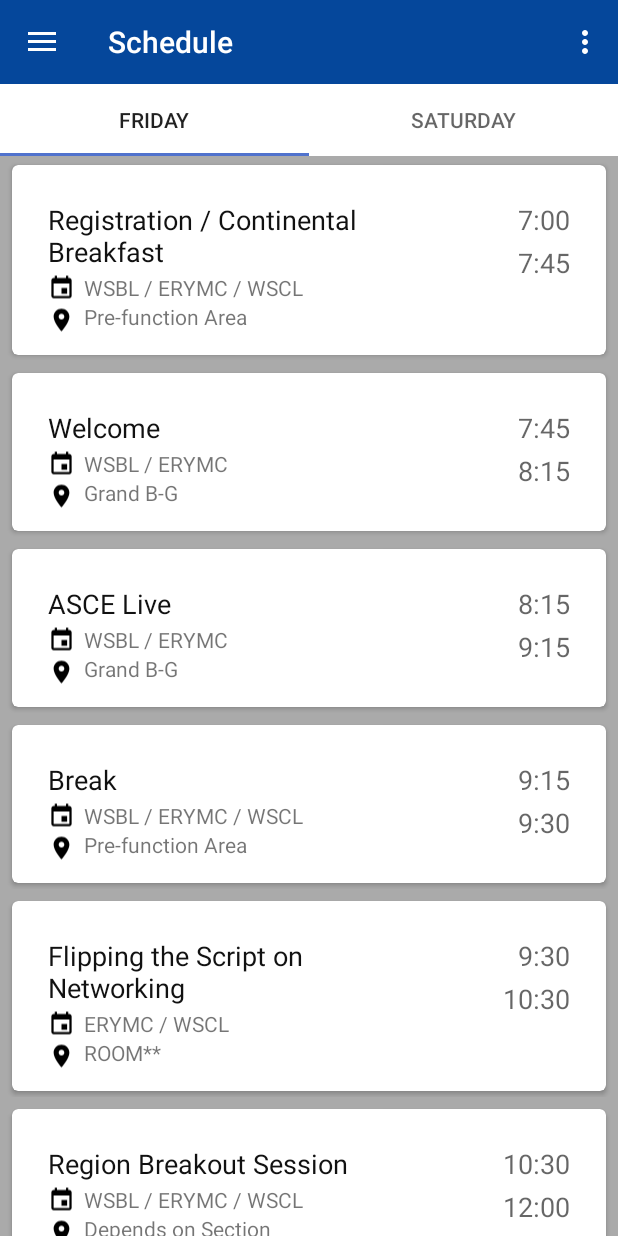
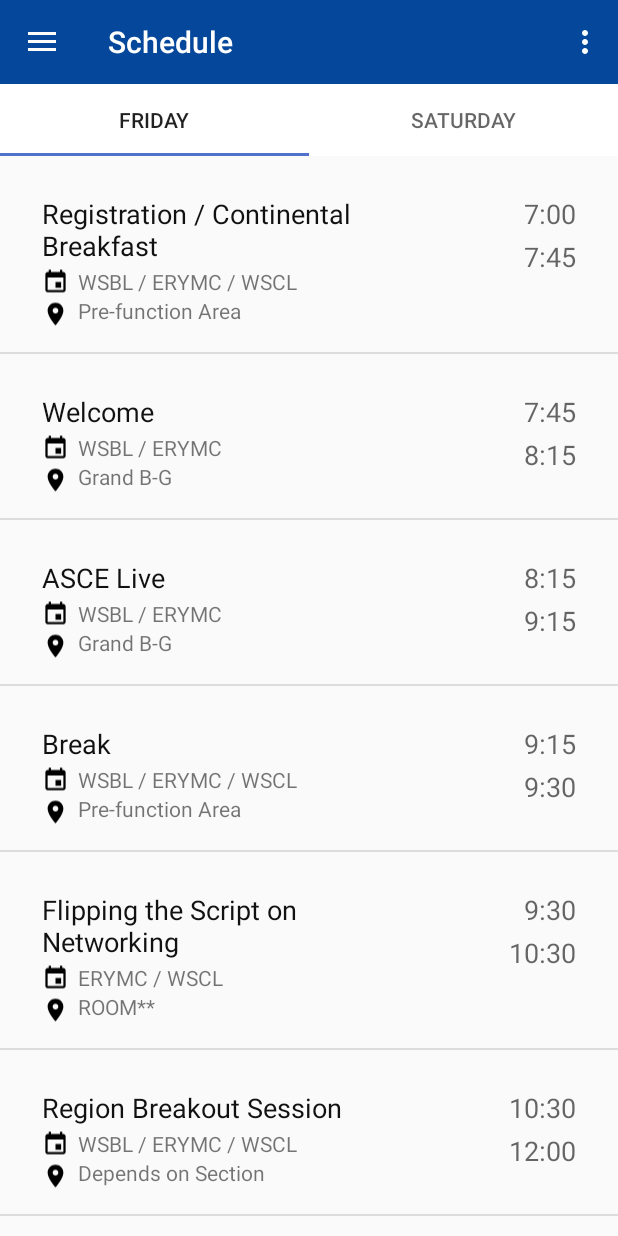
Before and after one commit to tSquaredd/ASCE-Android, an Android app: the screen it shows after launch (MainActivity), after a tap on "Schedule", on a phone screen of 412 x 824 dp. Run offline under Robolectric (Android 15) with nearby library versions, the phone set to English and light mode, and no system bars; our stand-ins replace ButterKnife; libraries missing offline, so code that uses them is left out: com.github.barteksc.pdfviewer, com.twitter.sdk; pictures from the network do not load; Roboto replaces fonts that are not available here; 1 statement that could not run was skipped; 1 other tap on this screen came first.

Commit message:
updated layout of schedule

```diff
--- a/app/src/main/AndroidManifest.xml
+++ b/app/src/main/AndroidManifest.xml
@@ -32,7 +32,6 @@
         <activity android:name=".SearchableActivity" />
         <activity android:name=".EventDetailsActivity" />
         <activity android:name=".EatAndDrinkActivity" />
-        <activity android:name=".SeeAndDoActivity"></activity>
 
         <meta-data
             android:name="preloaded_fonts"
--- a/app/src/main/java/org/ascebuffalo/asce/DayScheduleFragment.java
+++ b/app/src/main/java/org/ascebuffalo/asce/DayScheduleFragment.java
@@ -5,6 +5,7 @@ import android.content.Context;
 import android.content.Intent;
 import android.os.Bundle;
 import android.support.v4.app.Fragment;
+import android.support.v7.widget.DividerItemDecoration;
 import android.support.v7.widget.LinearLayoutManager;
 import android.support.v7.widget.RecyclerView;
 import android.view.LayoutInflater;
@@ -49,8 +50,18 @@ implements ScheduleEventAdapter.ScheduleEventOnClickHandler{
         mEventList = args.getParcelableArrayList("events");
 
 
+
         LinearLayoutManager manager = new LinearLayoutManager(this.getContext());
+
+
+
         mRecyclerView.setLayoutManager(manager);
+
+        DividerItemDecoration dividerItemDecoration = new DividerItemDecoration(
+                mRecyclerView.getContext(),
+                manager.getOrientation()
+        );
+        mRecyclerView.addItemDecoration(dividerItemDecoration);
 
         mRecyclerView.setHasFixedSize(false);
 
--- a/app/src/main/java/org/ascebuffalo/asce/ScheduleFragment.java
+++ b/app/src/main/java/org/ascebuffalo/asce/ScheduleFragment.java
@@ -8,6 +8,7 @@ import android.support.v4.app.Fragment;
 import android.support.v4.app.FragmentManager;
 import android.support.v4.app.FragmentStatePagerAdapter;
 import android.support.v4.view.ViewPager;
+import android.support.v7.widget.DividerItemDecoration;
 import android.view.LayoutInflater;
 import android.view.View;
 import android.view.ViewGroup;
@@ -22,7 +23,7 @@ import Objects.ScheduleEvent;
  */
 public class ScheduleFragment extends Fragment {
 
-    private ScheduleAdapter mScheduleAdapter;
+
     private ViewPager mViewPager;
     private ArrayList<ScheduleEvent> mEventList;
     private TabLayout mTabLayout;
@@ -40,12 +41,12 @@ public class ScheduleFragment extends Fragment {
 
         View result=inflater.inflate(R.layout.fragment_schedule, container, false);
         getActivity().setTitle("Schedule");
-        ViewPager pager=(ViewPager)result.findViewById(R.id.nav_pager);
+        mViewPager =(ViewPager)result.findViewById(R.id.nav_pager);
 
-        pager.setAdapter(new ScheduleAdapter(getActivity(), getChildFragmentManager()));
+        mViewPager.setAdapter(new ScheduleAdapter(getActivity(), getChildFragmentManager()));
 
         mTabLayout = (TabLayout)result.findViewById(R.id.nav_schedule_tabs);
-        mTabLayout.setupWithViewPager(pager);
+        mTabLayout.setupWithViewPager(mViewPager);
 
 
 
@@ -66,20 +67,19 @@ public class ScheduleFragment extends Fragment {
         public Fragment getItem(int position) {
 
             Fragment fragment;
-            ArrayList<ScheduleEvent> eventList;
             Bundle args = new Bundle();
             fragment = new DayScheduleFragment();
 
             if (position == 0){
                 // Friday
-                eventList = ScheduleEvent.fridayScheduleData();
+                mEventList = ScheduleEvent.fridayScheduleData();
 
             } else{
                 // Saturday
-                eventList = ScheduleEvent.saturdayEventSchedule();
+                mEventList = ScheduleEvent.saturdayEventSchedule();
             }
 
-            args.putParcelableArrayList("events", eventList);
+            args.putParcelableArrayList("events", mEventList);
             fragment.setArguments(args);
             return fragment;
         }
--- a/app/src/main/res/layout/fragment_friday_schedule.xml
+++ b/app/src/main/res/layout/fragment_friday_schedule.xml
@@ -2,8 +2,7 @@
     xmlns:tools="http://schemas.android.com/tools"
     android:layout_width="match_parent"
     android:layout_height="match_parent"
-    tools:context="org.ascebuffalo.asce.DayScheduleFragment"
-    android:background="@android:color/darker_gray">
+    tools:context="org.ascebuffalo.asce.DayScheduleFragment">
 
     <android.support.v7.widget.RecyclerView
         android:id="@+id/rv_friday_schedule"
--- a/app/src/main/res/layout/fragment_schedule.xml
+++ b/app/src/main/res/layout/fragment_schedule.xml
@@ -1,24 +1,22 @@
 <LinearLayout xmlns:android="http://schemas.android.com/apk/res/android"
+    xmlns:app="http://schemas.android.com/apk/res-auto"
     xmlns:tools="http://schemas.android.com/tools"
     android:layout_width="match_parent"
     android:layout_height="match_parent"
-    xmlns:app="http://schemas.android.com/apk/res-auto"
-    tools:context="org.ascebuffalo.asce.ScheduleFragment"
     android:orientation="vertical"
-    >
+    tools:context="org.ascebuffalo.asce.ScheduleFragment">
 
     <android.support.design.widget.TabLayout
         android:id="@+id/nav_schedule_tabs"
-      app:tabMode="fixed"
-      app:tabGravity="fill"
         android:layout_width="match_parent"
         android:layout_height="wrap_content"
-      android:background="@android:color/white"/>
+        android:background="@android:color/white"
+        app:tabGravity="fill"
+        app:tabMode="fixed" />
 
     <android.support.v4.view.ViewPager
         android:id="@+id/nav_pager"
         android:layout_width="match_parent"
-      android:layout_height="match_parent"
-      />
+        android:layout_height="match_parent" />
 
 </LinearLayout>
--- a/app/src/main/res/layout/schedule_list_item.xml
+++ b/app/src/main/res/layout/schedule_list_item.xml
@@ -12,16 +12,16 @@
     android:focusable="true"
     android:orientation="vertical">
 
-    <android.support.v7.widget.CardView
-        android:id="@+id/card_view_course_listing"
-        android:layout_width="match_parent"
-        android:layout_height="match_parent"
-        android:layout_marginBottom="4dp"
-        android:layout_marginEnd="4dp"
-        android:layout_marginStart="4dp"
-        android:layout_marginTop="4dp"
-        app:cardCornerRadius="4dp"
-        app:cardElevation="2dp">
+    <!--<android.support.v7.widget.CardView-->
+        <!--android:id="@+id/card_view_course_listing"-->
+        <!--android:layout_width="match_parent"-->
+        <!--android:layout_height="match_parent"-->
+        <!--android:layout_marginBottom="4dp"-->
+        <!--android:layout_marginEnd="4dp"-->
+        <!--android:layout_marginStart="4dp"-->
+        <!--android:layout_marginTop="4dp"-->
+        <!--app:cardCornerRadius="4dp"-->
+        <!--app:cardElevation="2dp">-->
 
         <android.support.constraint.ConstraintLayout
             android:layout_width="match_parent"
@@ -131,6 +131,6 @@
 
 
         </android.support.constraint.ConstraintLayout>
-    </android.support.v7.widget.CardView>
+    <!--</android.support.v7.widget.CardView>-->
 
 </LinearLayout>
```
Also changed, not shown: app/src/main/java/org/ascebuffalo/asce/SeeAndDoActivity.java (deleted, +0 -106 lines), app/src/main/res/layout/activity_see_and_do.xml (deleted, +0 -60 lines). Lines whose indentation alone changed are shown as unchanged.
